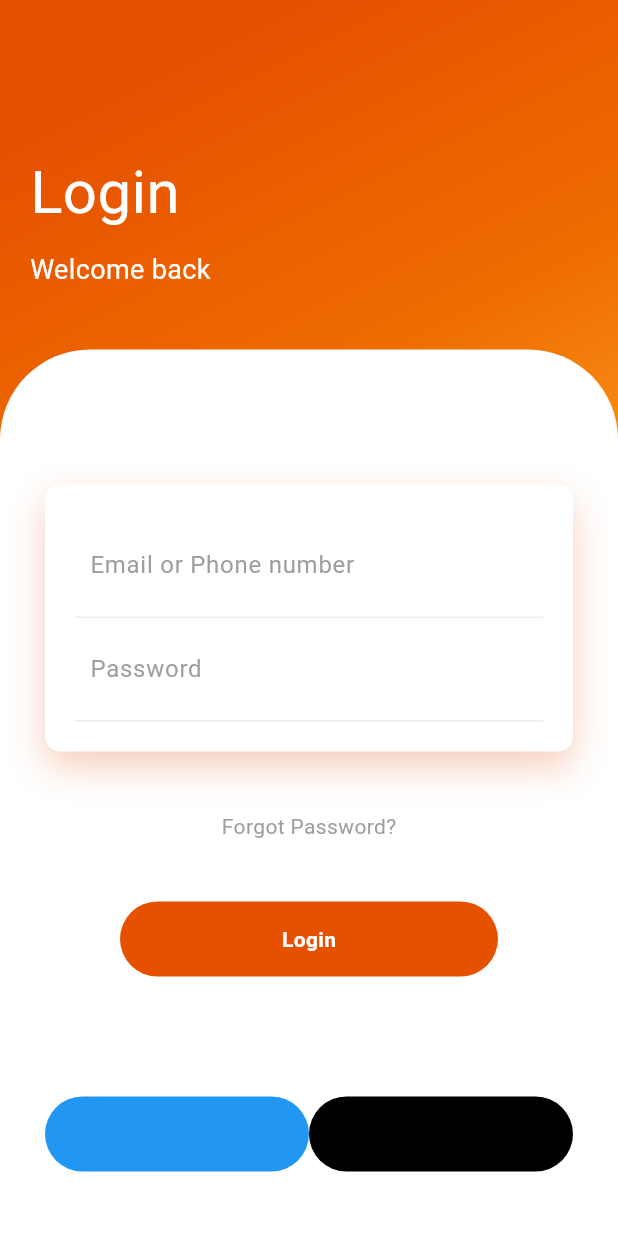
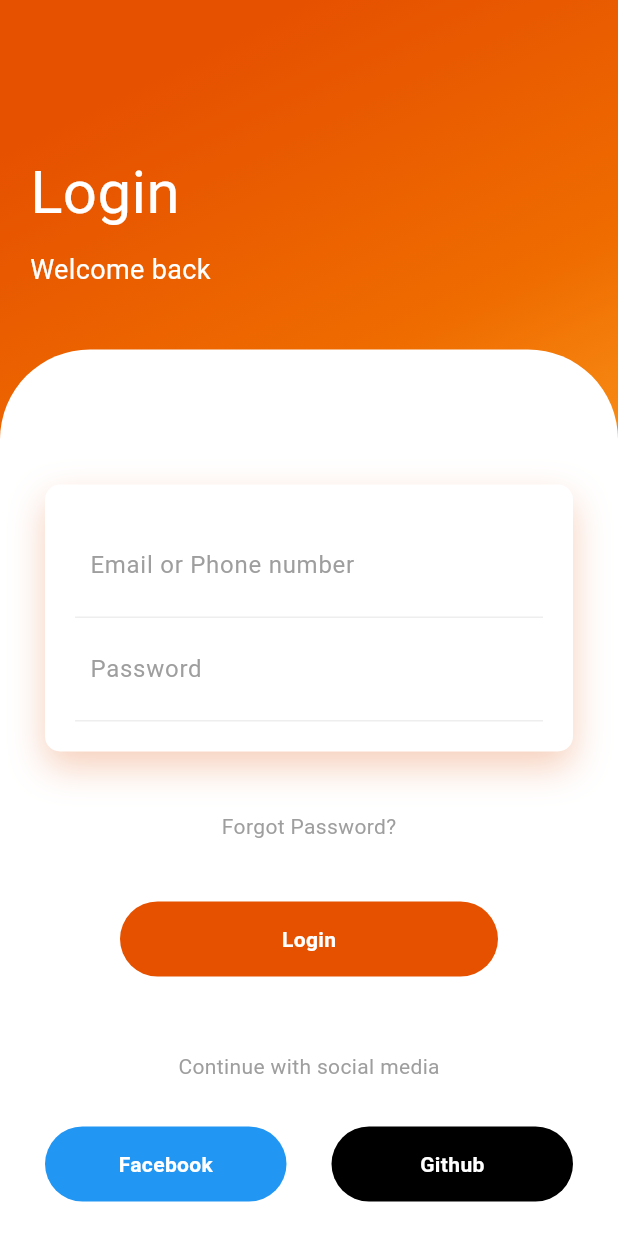
Before and after one commit to jahanzebnaeem/login_sample_orange, a Flutter app: the screen it shows after launch, on a phone screen of 412 x 824 dp. Run offline on Flutter 3.47's test engine with Material 3 defaults, Android fonts, the phone set to English and light mode, and no system bars.

Commit message:
Setup the page layout

```diff
--- a/lib/main.dart
+++ b/lib/main.dart
@@ -129,7 +129,12 @@ class HomePage extends StatelessWidget {
                           ),
                         ),
                       ),
-                      SizedBox(height: 80),
+                      SizedBox(height: 50),
+                      Text(
+                        "Continue with social media",
+                        style: TextStyle(color: Colors.grey),
+                      ),
+                      SizedBox(height: 30),
                       Row(
                         children: <Widget>[
                           Expanded(
@@ -139,14 +144,33 @@ class HomePage extends StatelessWidget {
                                 borderRadius: BorderRadius.circular(50),
                                 color: Colors.blue,
                               ),
+                              child: Center(
+                                child: Text(
+                                  "Facebook",
+                                  style: TextStyle(
+                                    color: Colors.white,
+                                    fontWeight: FontWeight.bold,
+                                  ),
+                                ),
+                              ),
                             ),
                           ),
+                          SizedBox(width: 30),
                           Expanded(
                             child: Container(
                               height: 50,
                               decoration: BoxDecoration(
                                 borderRadius: BorderRadius.circular(50),
                                 color: Colors.black,
+                              ),
+                              child: Center(
+                                child: Text(
+                                  "Github",
+                                  style: TextStyle(
+                                    color: Colors.white,
+                                    fontWeight: FontWeight.bold,
+                                  ),
+                                ),
                               ),
                             ),
                           ),
```
